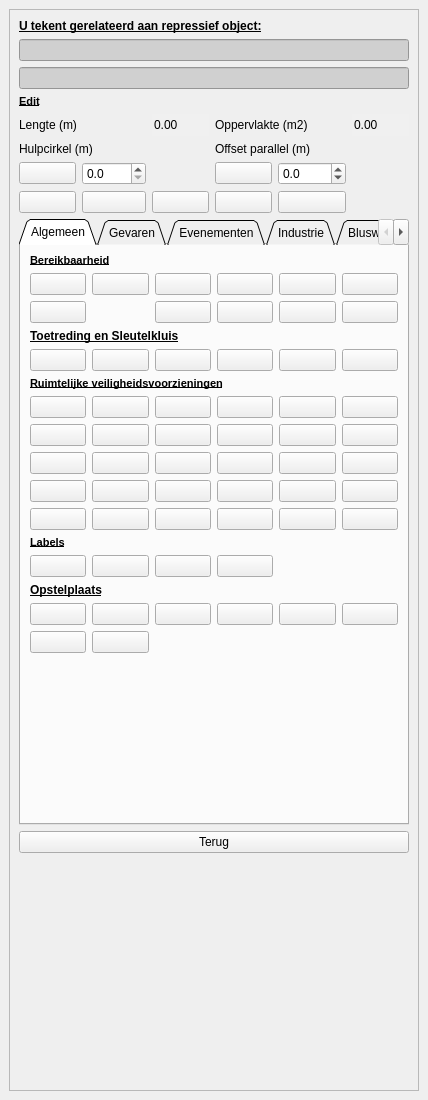
OIV-NL-QGIS/QGIS_project, file plugin/oiv/repressief_object/oiv_object_tekenen_widget.ui: the form before one commit.
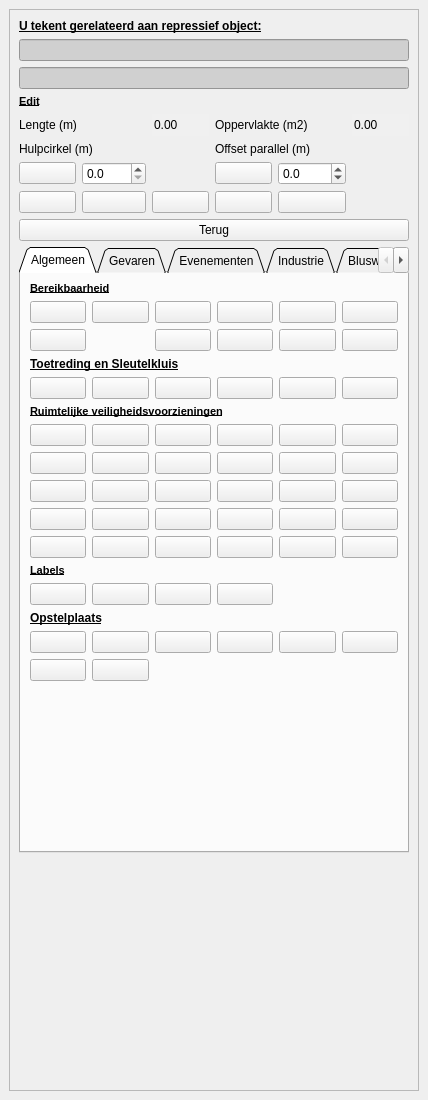
The form after the commit. Icons and pictures are not drawn.

Commit message:
Small update on table name in Project
moved "terug" bij object_tekenen to the top of the widget.

```diff
--- a/plugin/oiv/repressief_object/oiv_object_tekenen_widget.ui
+++ b/plugin/oiv/repressief_object/oiv_object_tekenen_widget.ui
@@ -108,13 +108,6 @@
             </property>
            </widget>
           </item>
-          <item row="10" column="0" colspan="6">
-           <widget class="QPushButton" name="terug">
-            <property name="text">
-             <string>Terug</string>
-            </property>
-           </widget>
-          </item>
           <item row="7" column="0">
            <widget class="QPushButton" name="identify">
             <property name="enabled">
@@ -9413,6 +9406,13 @@
             </property>
            </widget>
           </item>
+          <item row="8" column="0" colspan="6">
+           <widget class="QPushButton" name="terug">
+            <property name="text">
+             <string>Terug</string>
+            </property>
+           </widget>
+          </item>
          </layout>
         </item>
        </layout>
```
The commit also changes 2 other files.
